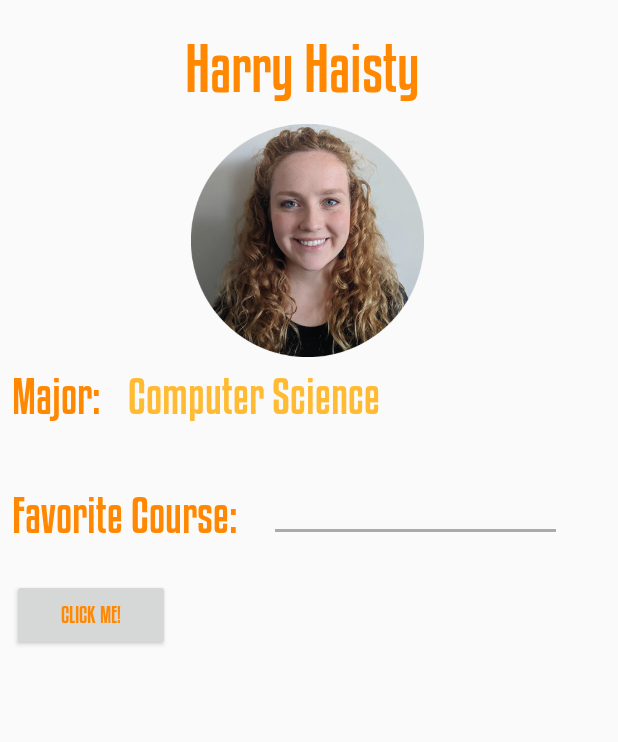
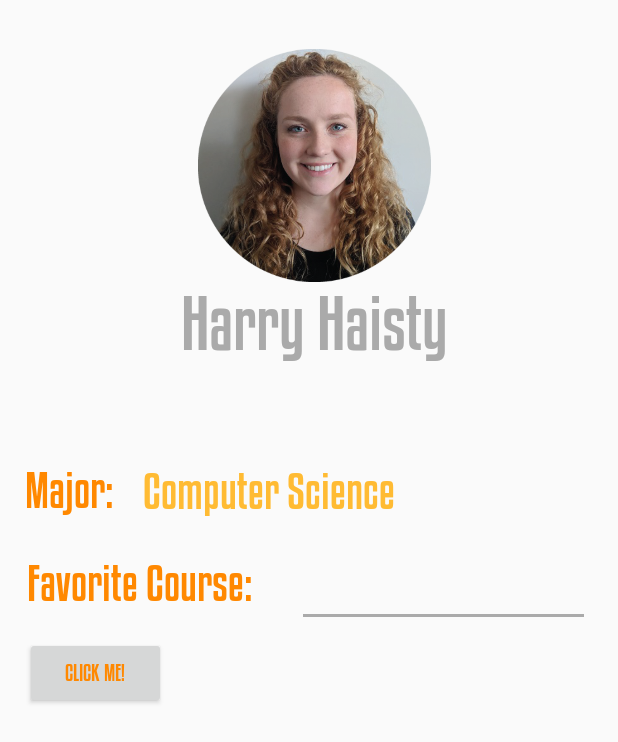
Before and after one commit to hkhaisty/Android_Studio, an Android app: the layout activity_main_page.xml on its own in the app's theme, with its tools: preview values and no code run, on a phone screen of 412 x 824 dp. Shown: the top 742 px of the screen. Run offline under Robolectric (Android 15) with nearby library versions, the phone set to English and light mode, and no system bars.

Commit message:
finalizes project

```diff
--- a/app/src/main/res/layout/activity_main_page.xml
+++ b/app/src/main/res/layout/activity_main_page.xml
@@ -8,24 +8,21 @@
 
     <TextView
         android:id="@+id/name"
-        android:layout_width="167dp"
-        android:layout_height="53dp"
+        android:layout_width="181dp"
+        android:layout_height="59dp"
         android:layout_marginStart="8dp"
         android:layout_marginLeft="8dp"
-        android:layout_marginTop="8dp"
+        android:layout_marginTop="188dp"
         android:layout_marginEnd="8dp"
         android:layout_marginRight="8dp"
-        android:layout_marginBottom="8dp"
         android:fontFamily="@font/kenyancoffee"
-        android:textColor="@android:color/holo_orange_dark"
         android:text="Harry Haisty"
-        android:textSize="40dp"
-        app:layout_constraintBottom_toBottomOf="parent"
+        android:textColor="@android:color/darker_gray"
+        android:textSize="45dp"
         app:layout_constraintEnd_toEndOf="parent"
-        app:layout_constraintHorizontal_bias="0.504"
+        app:layout_constraintHorizontal_bias="0.524"
         app:layout_constraintStart_toStartOf="parent"
-        app:layout_constraintTop_toTopOf="parent"
-        app:layout_constraintVertical_bias="0.018" />
+        app:layout_constraintTop_toTopOf="parent" />
 
     <ImageView
         android:id="@+id/imageView"
@@ -33,16 +30,12 @@
         android:layout_height="155dp"
         android:layout_marginStart="8dp"
         android:layout_marginLeft="8dp"
-        android:layout_marginTop="8dp"
         android:layout_marginEnd="8dp"
         android:layout_marginRight="8dp"
-        android:layout_marginBottom="8dp"
-        app:layout_constraintBottom_toBottomOf="parent"
+        app:layout_constraintBottom_toTopOf="@+id/name"
         app:layout_constraintEnd_toEndOf="parent"
-        app:layout_constraintHorizontal_bias="0.495"
+        app:layout_constraintHorizontal_bias="0.518"
         app:layout_constraintStart_toStartOf="parent"
-        app:layout_constraintTop_toBottomOf="@+id/name"
-        app:layout_constraintVertical_bias="0.0"
         app:srcCompat="@drawable/harryround" />
 
     <TextView
@@ -61,10 +54,10 @@
         android:textSize="30dp"
         app:layout_constraintBottom_toBottomOf="parent"
         app:layout_constraintEnd_toEndOf="parent"
-        app:layout_constraintHorizontal_bias="0.0"
+        app:layout_constraintHorizontal_bias="0.036"
         app:layout_constraintStart_toStartOf="parent"
         app:layout_constraintTop_toBottomOf="@+id/imageView"
-        app:layout_constraintVertical_bias="0.0" />
+        app:layout_constraintVertical_bias="0.196" />
 
     <TextView
         android:id="@+id/textView2"
@@ -82,10 +75,10 @@
         android:textSize="30dp"
         app:layout_constraintBottom_toBottomOf="parent"
         app:layout_constraintEnd_toEndOf="parent"
-        app:layout_constraintHorizontal_bias="0.316"
+        app:layout_constraintHorizontal_bias="0.335"
         app:layout_constraintStart_toStartOf="@+id/textView"
         app:layout_constraintTop_toBottomOf="@+id/imageView"
-        app:layout_constraintVertical_bias="0.0" />
+        app:layout_constraintVertical_bias="0.199" />
 
     <TextView
         android:id="@+id/textView3"
@@ -103,14 +96,14 @@
         android:textSize="30dp"
         app:layout_constraintBottom_toBottomOf="parent"
         app:layout_constraintEnd_toEndOf="parent"
-        app:layout_constraintHorizontal_bias="0.0"
+        app:layout_constraintHorizontal_bias="0.065"
         app:layout_constraintStart_toStartOf="parent"
         app:layout_constraintTop_toBottomOf="@+id/textView"
-        app:layout_constraintVertical_bias="0.058" />
+        app:layout_constraintVertical_bias="0.024" />
 
     <Button
         android:id="@+id/button"
-        android:layout_width="105dp"
+        android:layout_width="94dp"
         android:layout_height="wrap_content"
         android:layout_marginStart="8dp"
         android:layout_marginLeft="8dp"
@@ -123,37 +116,33 @@
         android:textColor="@android:color/holo_orange_dark"
         app:layout_constraintBottom_toBottomOf="parent"
         app:layout_constraintEnd_toEndOf="parent"
-        app:layout_constraintHorizontal_bias="0.0"
+        app:layout_constraintHorizontal_bias="0.029"
         app:layout_constraintStart_toStartOf="parent"
         app:layout_constraintTop_toBottomOf="@+id/textView3"
-        app:layout_constraintVertical_bias="0.029" />
+        app:layout_constraintVertical_bias="0.014" />
 
     <EditText
         android:id="@+id/editText"
         android:layout_width="195dp"
-        android:layout_height="58dp"
+        android:layout_height="59dp"
         android:layout_marginStart="8dp"
         android:layout_marginLeft="8dp"
-        android:layout_marginTop="8dp"
         android:layout_marginEnd="8dp"
         android:layout_marginRight="8dp"
-        android:layout_marginBottom="8dp"
         android:ems="10"
         android:fontFamily="@font/kenyancoffee"
         android:inputType="textPersonName"
         android:text=""
         android:textColor="@android:color/holo_orange_light"
         android:textSize="30dp"
-        app:layout_constraintBottom_toBottomOf="parent"
         app:layout_constraintEnd_toEndOf="parent"
-        app:layout_constraintHorizontal_bias="0.848"
+        app:layout_constraintHorizontal_bias="0.942"
         app:layout_constraintStart_toStartOf="@+id/textView3"
-        app:layout_constraintTop_toBottomOf="@+id/textView2"
-        app:layout_constraintVertical_bias="0.0" />
+        app:layout_constraintTop_toBottomOf="@+id/textView2" />
 
     <TextView
         android:id="@+id/textView4"
-        android:layout_width="305dp"
+        android:layout_width="359dp"
         android:layout_height="46dp"
         android:layout_marginStart="8dp"
         android:layout_marginLeft="8dp"
@@ -167,9 +156,9 @@
         android:textSize="30dp"
         app:layout_constraintBottom_toBottomOf="parent"
         app:layout_constraintEnd_toEndOf="parent"
-        app:layout_constraintHorizontal_bias="0.603"
+        app:layout_constraintHorizontal_bias="0.555"
         app:layout_constraintStart_toStartOf="parent"
         app:layout_constraintTop_toBottomOf="@+id/button"
-        app:layout_constraintVertical_bias="0.021" />
+        app:layout_constraintVertical_bias="0.055" />
 
 </android.support.constraint.ConstraintLayout>
--- a/app/src/main/res/layout/constraint_layout.xml
+++ /dev/null
@@ -1,6 +0,0 @@
-<?xml version="1.0" encoding="utf-8"?>
-<android.support.constraint.ConstraintLayout
-    xmlns:android="http://schemas.android.com/apk/res/android" android:layout_width="match_parent"
-    android:layout_height="match_parent">
-
-</android.support.constraint.ConstraintLayout>
--- a/app/src/main/res/values/styles.xml
+++ b/app/src/main/res/values/styles.xml
@@ -1,7 +1,7 @@
 <resources>
 
     <!-- Base application theme. -->
-    <style name="AppTheme" parent="Theme.AppCompat.Light.DarkActionBar">
+    <style name="AppTheme" parent="Theme.AppCompat.Light.NoActionBar">
         <!-- Customize your theme here. -->
         <item name="colorPrimary">@android:color/holo_orange_dark</item>
         <item name="colorPrimaryDark">@android:color/holo_orange_light</item>
```
